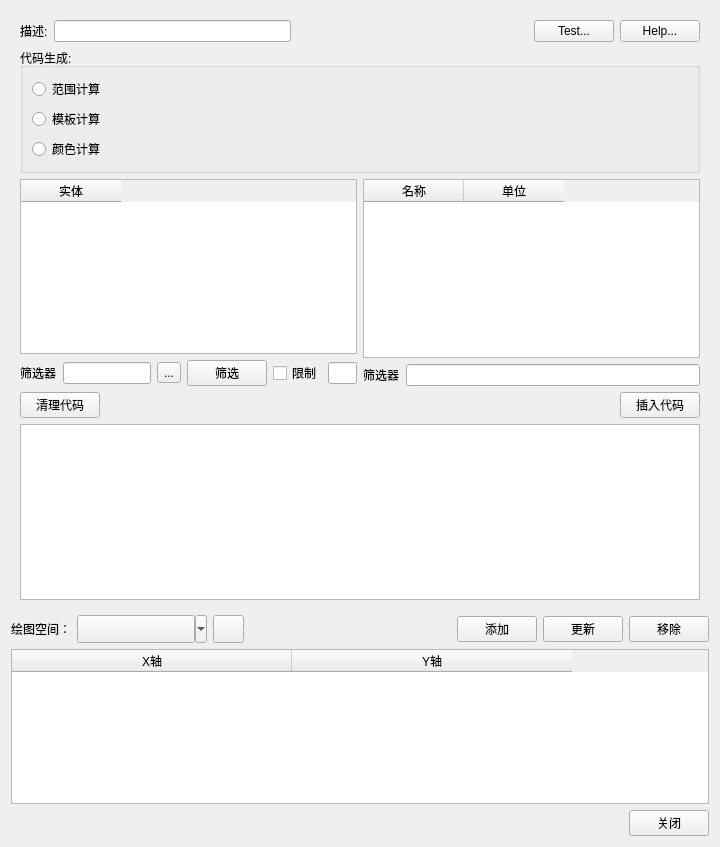
Above: AddPlotPair.ui from 23wwwtt/plotxy before the change. Below: the same form after it.
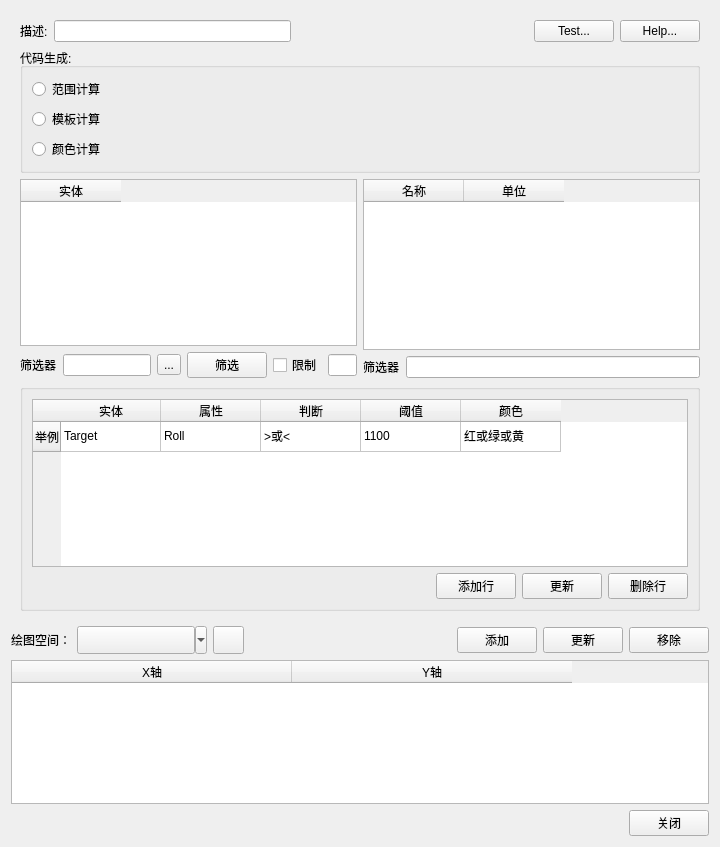
That is the form after the change.

What changed in the file:
```diff
--- a/AddPlotPair.ui
+++ b/AddPlotPair.ui
@@ -1729,8 +1729,8 @@
        </item>
       </layout>
      </widget>
-     <widget class="QWidget" name="page_7">
-      <layout class="QVBoxLayout" name="verticalLayout_16">
+     <widget class="QWidget" name="page_17">
+      <layout class="QVBoxLayout" name="verticalLayout_36">
        <item>
         <layout class="QHBoxLayout" name="horizontalLayout_35">
          <item>
@@ -1890,16 +1890,74 @@
         </layout>
        </item>
        <item>
+        <widget class="QGroupBox" name="groupBox_8">
+         <property name="title">
+          <string/>
+         </property>
+         <layout class="QVBoxLayout" name="verticalLayout_35">
+          <item>
+           <widget class="QTableWidget" name="tableWidget_LightSet">
+            <row>
+             <property name="text">
+              <string>举例</string>
+             </property>
+            </row>
+            <column>
+             <property name="text">
+              <string>实体</string>
+             </property>
+            </column>
+            <column>
+             <property name="text">
+              <string>属性</string>
+             </property>
+            </column>
+            <column>
+             <property name="text">
+              <string>判断</string>
+             </property>
+            </column>
+            <column>
+             <property name="text">
+              <string>阈值</string>
+             </property>
+            </column>
+            <column>
+             <property name="text">
+              <string>颜色</string>
+             </property>
+            </column>
+            <item row="0" column="0">
+             <property name="text">
+              <string>Target</string>
+             </property>
+            </item>
+            <item row="0" column="1">
+             <property name="text">
+              <string>Roll</string>
+             </property>
+            </item>
+            <item row="0" column="2">
+             <property name="text">
+              <string>&gt;或&lt;</string>
+             </property>
+            </item>
+            <item row="0" column="3">
+             <property name="text">
+              <string>1100</string>
+             </property>
+            </item>
+            <item row="0" column="4">
+             <property name="text">
+              <string>红或绿或黄</string>
+             </property>
+            </item>
+           </widget>
+          </item>
+          <item>
         <layout class="QHBoxLayout" name="horizontalLayout_39">
          <item>
-          <widget class="QPushButton" name="pushButton_6">
-           <property name="text">
-            <string>清理代码</string>
-           </property>
-          </widget>
-         </item>
-         <item>
-          <spacer name="horizontalSpacer_22">
+             <spacer name="horizontalSpacer_25">
            <property name="orientation">
             <enum>Qt::Horizontal</enum>
            </property>
@@ -1912,16 +1970,30 @@
           </spacer>
          </item>
          <item>
-          <widget class="QPushButton" name="pushButton_9">
+             <widget class="QPushButton" name="pushButton_LightAdd">
            <property name="text">
-            <string>插入代码</string>
+               <string>添加行</string>
            </property>
           </widget>
          </item>
-        </layout>
+            <item>
+             <widget class="QPushButton" name="pushButton_LightUpdate">
+              <property name="text">
+               <string>更新</string>
+              </property>
+             </widget>
        </item>
        <item>
-        <widget class="QTextEdit" name="textEdit_lightCode"/>
+             <widget class="QPushButton" name="pushButton_LightDelete">
+              <property name="text">
+               <string>删除行</string>
+              </property>
+             </widget>
+            </item>
+           </layout>
+          </item>
+         </layout>
+        </widget>
        </item>
       </layout>
      </widget>
```
Lines whose indentation alone changed are shown as unchanged.
